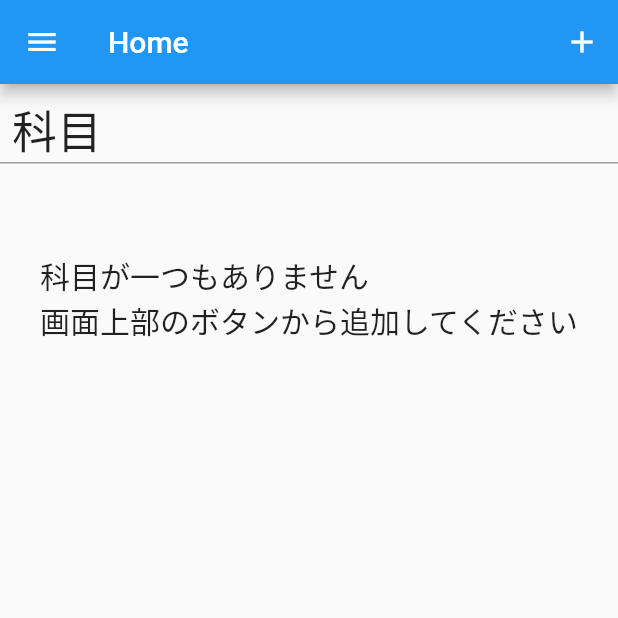
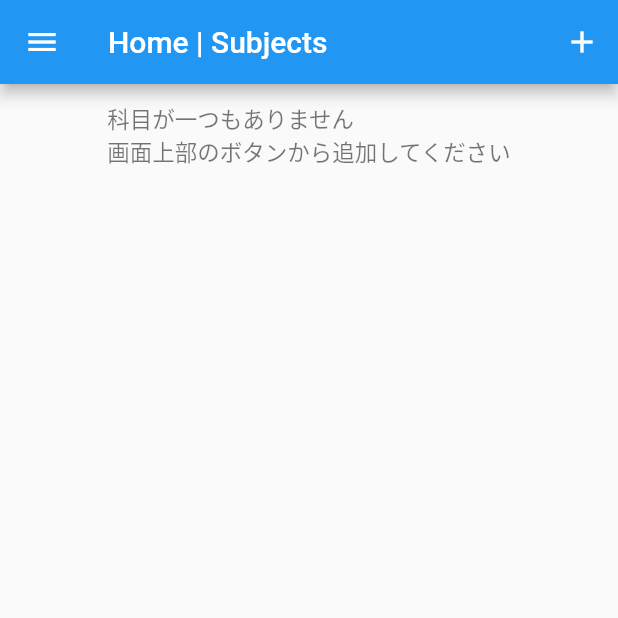
Before and after one commit to ko50/fomula_bank, a Flutter app: the screen it shows after launch, in the side drawer, after a tap on the "add" icon, on a phone screen of 412 x 824 dp, the top half of it. Run offline on Flutter 3.47's test engine with Material 2 defaults, Android fonts, the phone set to English and light mode, and no system bars; our stand-ins replace shared_preferences.

Commit message:
フォルダ分けdone(仮)

```diff
--- a/lib/models/fomula.dart
+++ b/lib/datamanageclass/fomula.dart
@@ -24,11 +24,11 @@ class Fomula {
   void changeLike(bool value) => this.liked = !value;
 
   Fomula.fromJson(Map<String, dynamic> json)
-    : name       = json["name"],
+      /*name       = json["name"],
       expression = json["expression"],
       describe   = json["describe"],
       liked      = json["liked"],
-      tagList    = (json["tagList"].map((tag) => Tag.fromJson(tag))).toList();
+      tagList    = (json["tagList"].map((tag) => Tag.fromJson(tag))).toList();*/;
 
   Map<String, dynamic> toJson() => {
     "name"       : name,
--- a/lib/models/subject.dart
+++ b/lib/datamanageclass/subject.dart
@@ -2,7 +2,7 @@ import 'package:shared_preferences/shared_preferences.dart';
 import 'dart:async';
 import 'dart:convert';
 
-import '../models/_exporter.dart';
+import './fomula.dart';
 
 class Subject {
   String name;
--- a/lib/main.dart
+++ b/lib/main.dart
@@ -1,6 +1,8 @@
 import 'package:flutter/material.dart';
 
-import './components/_exporter.dart';
+import './view/home/home.dart';
+import './view/search/search.dart';
+import './view/settingpage/settings.dart';
 
 void main() => runApp(MyApp());
 
--- a/lib/models/_exporter.dart
+++ /dev/null
@@ -1,3 +0,0 @@
-export './fomula.dart';
-export './subject.dart';
-export './config.dart';
--- a/lib/tools/_exporter.dart
+++ /dev/null
@@ -1,2 +0,0 @@
-export './widgets/dialogs.dart';
-export './tool.dart';
--- a/lib/tools/tool.dart
+++ b/lib/tools/tool.dart
@@ -1,61 +1,4 @@
 import 'package:flutter/material.dart';
-
-Widget _drawerTile(var context, String title, String pageRaute, icon) {
-  return Container(
-    padding: EdgeInsets.all(8.0),
-    child: ListTile(
-      title: Row(
-        children: <Widget>[
-          Icon(icon),
-          Padding(
-            padding: EdgeInsets.only(left: 8.0),
-            child: Text(
-              title,
-              style: TextStyle(
-                color: Colors.blue[600],
-              )
-            ),
-          ),
-        ],
-      ),
-      onTap: () {
-        Navigator.pushNamed(
-          context,
-          pageRaute,
-        );
-      },
-    ),
-    decoration: BoxDecoration(border: Border(bottom: greyThinBorder())),
-  );
-}
-Drawer drawer(var context) {
-  return Drawer(
-    child: ListView(
-      padding: EdgeInsets.zero,
-      children: <Widget>[
-        DrawerHeader(
-          child: Column(
-            children: <Widget>[
-              Padding(
-                padding: EdgeInsets.only(top: 4.0),
-                child: Text("Fomula Bank", style: TextStyle(
-                  fontSize: 30,
-                  color: Theme.of(context).primaryTextTheme.title.color,
-                )),
-              ),
-            ],
-          ),
-          decoration: BoxDecoration(
-            color: Theme.of(context).primaryColor,
-          ),
-        ),
-        _drawerTile(context, "Home",     "/home",     Icons.home),
-        _drawerTile(context, "Search",   "/search",   Icons.search),
-        _drawerTile(context, "Settings", "/settings", Icons.settings),
-      ],
-    ),
-  );
-}
 
 BorderSide greyThinBorder() {
   return BorderSide(color: Colors.grey, width: 1.0);
--- a/lib/components/home.dart
+++ b/lib/view/home/home.dart
@@ -1,6 +1,9 @@
-import './_exporter.dart';
-import '../models/_exporter.dart';
-import '../tools/_exporter.dart';
+import 'package:flutter/material.dart';
+
+import '../preview/preview.dart';
+import '../widgets/drawer.dart';
+import '../widgets/dialogs.dart';
+import '../../datamanageclass/subject.dart';
 
 class Home extends StatefulWidget {
   @override
@@ -13,9 +16,9 @@ class _HomeState extends State<Home> {
   @override
   Widget build(BuildContext context) {
     return Scaffold(
-      drawer: drawer(context),
+      drawer: GeneralDrawer(),
       appBar: AppBar(
-        title: Text("Home"),
+        title: Text("Home | Subjects"),
         actions: <Widget>[
           IconButton(
             icon: Icon(Icons.add),
@@ -56,17 +59,6 @@ class _HomeState extends State<Home> {
       ),
       body: Column(
         children: <Widget>[
-          Container(
-            padding: EdgeInsets.only(top: 8.0, left: 8.0),
-            child: Row(
-              children: <Widget>[
-                Expanded(
-                  child: Text("科目", style: TextStyle(fontSize: 30),),
-                )
-              ],
-            ),
-            decoration: BoxDecoration(border: Border(bottom: greyThinBorder())),
-          ),
           FutureBuilder(
             future: SubjectPrefarence.getSubjectList(),
             builder: (BuildContext context, AsyncSnapshot<List<Subject>> snapshot) {
@@ -76,10 +68,15 @@ class _HomeState extends State<Home> {
                 subjectList = snapshot.data;
                 if(subjectList.length==0) {
                   return Padding(
-                    padding: EdgeInsets.only(top: 60.0),
-                    child: Text(
-                      "科目が一つもありません\n画面上部のボタンから追加してください",
-                      style: TextStyle(fontSize: 20,)
+                    padding: EdgeInsets.only(top: 12.0),
+                    child: Center(
+                      child: Text(
+                        "科目が一つもありません\n画面上部のボタンから追加してください",
+                        style: TextStyle(
+                          fontSize: 15,
+                          color: Colors.black54,
+                        )
+                      ),
                     ),
                   );
                 }else{
@@ -109,7 +106,7 @@ class _HomeState extends State<Home> {
                               }
                             },
                           ),
-                          decoration: BoxDecoration(border: Border(bottom: greyThinBorder())),
+                          decoration: BoxDecoration(border: Border(bottom: BorderSide(width: 1.0, color: Colors.grey))),
                         );
                       },
                       itemCount: subjectList.length,
--- a/lib/components/settings.dart
+++ b/lib/view/settingpage/settings.dart
@@ -1,5 +1,5 @@
-import './_exporter.dart';
-import '../models/_exporter.dart';
+import 'package:flutter/material.dart';
+import '../../datamanageclass/subject.dart';
 
 class Settings extends StatefulWidget {
   @override
--- /dev/null
+++ b/lib/view/widgets/drawer.dart
@@ -0,0 +1,60 @@
+import 'package:flutter/material.dart';
+
+class GeneralDrawer extends StatelessWidget {
+
+  Widget _drawerTile(var context, String title, String pageRaute, icon) {
+    return Container(
+      height: 65,
+      padding: EdgeInsets.all(4.0),
+      child: ListTile(
+        title: Row(
+          children: <Widget>[
+            Icon(icon),
+            Padding(
+              padding: EdgeInsets.only(left: 8.0),
+              child: Text(
+                title,
+                style: TextStyle(
+                  color: Colors.blue[600],
+                )
+              ),
+            ),
+          ],
+        ),
+        onTap: () {
+          Navigator.pushNamed(
+            context,
+            pageRaute,
+          );
+        },
+      ),
+      decoration: BoxDecoration(border: Border(bottom: BorderSide(width: 1.0, color: Colors.white)))
+    );
+  }
+
+  @override
+  Widget build(BuildContext context) {
+    return Drawer(
+      child: ListView(
+        padding: EdgeInsets.zero,
+        children: <Widget>[
+          DrawerHeader(
+            child: Padding(
+              padding: EdgeInsets.only(top: 4.0),
+              child: Text("Fomula Bank", style: TextStyle(
+                fontSize: 30,
+                color: Colors.white,
+              )),
+            ),
+            decoration: BoxDecoration(
+              color: Theme.of(context).primaryColor,
+            ),
+          ),
+          _drawerTile(context, "Home",     "/home",     Icons.home),
+          _drawerTile(context, "Search",   "/search",   Icons.search),
+          _drawerTile(context, "Settings", "/settings", Icons.settings),
+        ],
+      ),
+    );
+  }
+}
```
Also changed, not shown: lib/components/_exporter.dart (deleted, +0 -7 lines), lib/tools/widgets/tagpanel.dart (deleted, +0 -8 lines), lib/view/datail/detail.dart (renamed from lib/components/detail.dart, +5 -5 lines), lib/view/preview/_addfomula.dart (renamed from lib/components/preview/_addfomula.dart, +6 -16 lines), lib/view/preview/preview.dart (renamed from lib/components/preview/preview.dart, +11 -5 lines), lib/view/search/search.dart (renamed from lib/components/search.dart, +7 -6 lines), lib/view/widgets/cards.dart (added, +35 -0 lines), lib/datamanageclass/tag.dart (added), lib/view/settingpage/config.dart (renamed from lib/models/config.dart), lib/view/widgets/dialogs.dart (renamed from lib/tools/widgets/dialogs.dart), pubspec.lock.
